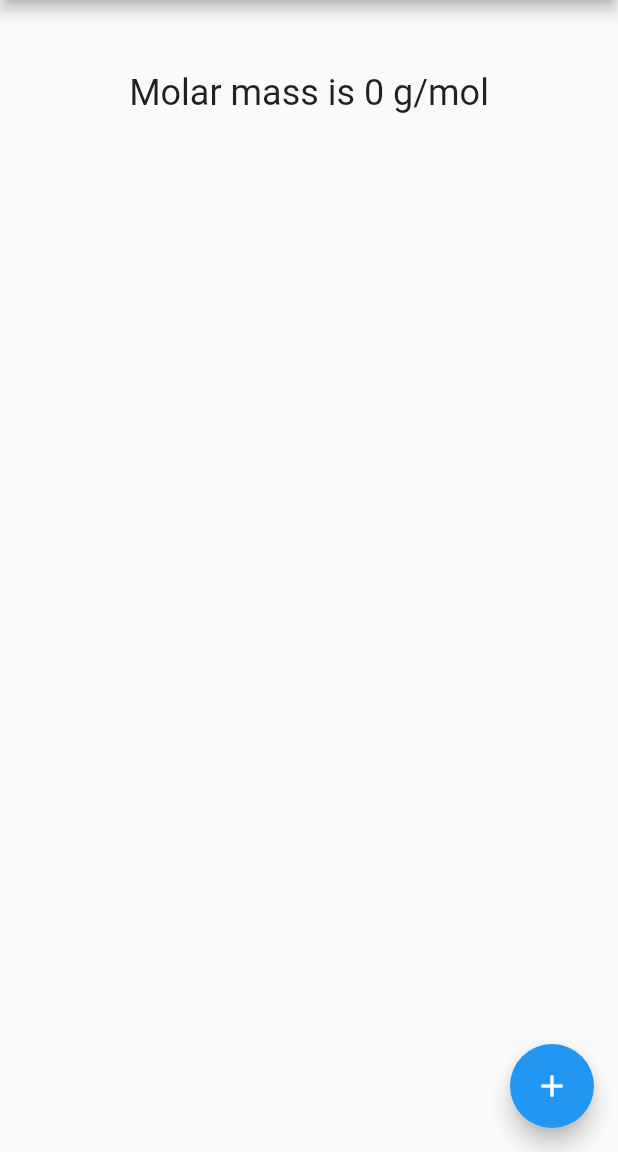
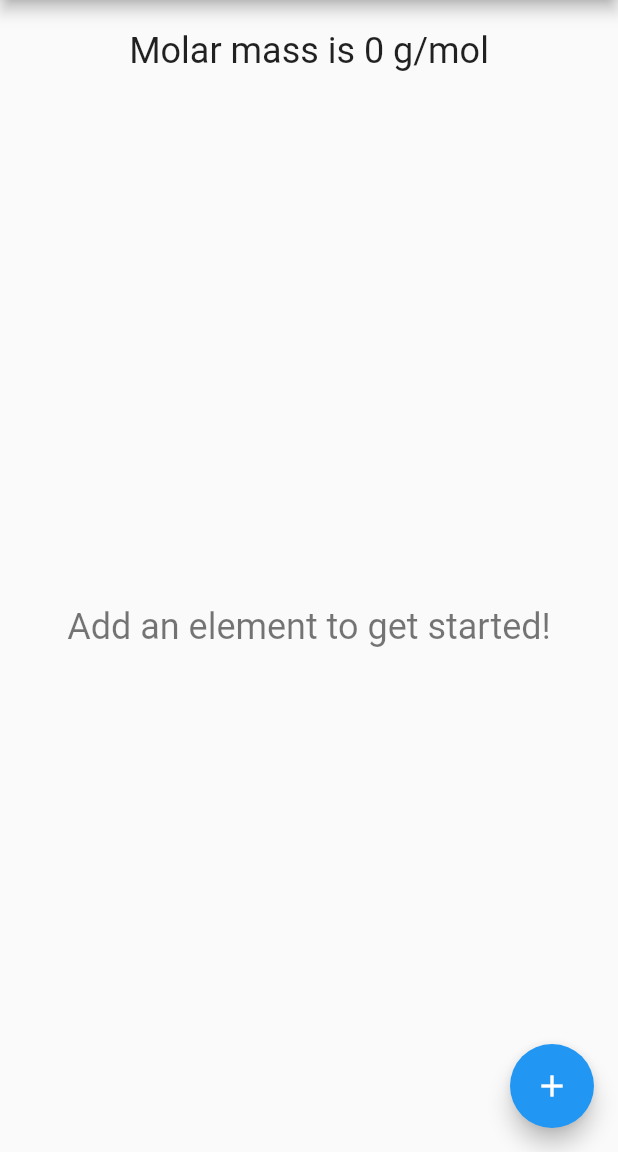
Before and after one commit to IncPlusPlus/chemistry-catalyst, a Flutter app: the MolarMass screen opened by its route, on a phone screen of 412 x 824 dp, the part 84-1236 px from its top. Run offline on Flutter 3.47's test engine with Material 2 defaults, Android fonts, the light colour scheme and no system bars; drawn by our look-alikes of auto_size_text; our stand-ins replace decimal; missing offline and left inert: autocomplete_textfield_ns, more, periodic_table.

Commit message:
Changed some text stuff
- Add encouraging text for when the list is empty
- Add some padding around the top text instead of sized boxes

```diff
--- a/lib/screens/molar_mass.dart
+++ b/lib/screens/molar_mass.dart
@@ -59,20 +59,33 @@ class _MolarMassState extends State<MolarMass> {
       drawer: AppDrawer(),
       body: Column(
         children: [
-          SizedBox(height: 48),
-          AutoSizeText(
+          Padding(
+            padding: EdgeInsets.all(20),
+            child: AutoSizeText(
               "Molar mass is ${_calculateMolarMass(elements)} g/mol",
               style: TextStyle(fontSize: 24),
               textAlign: TextAlign.center,
             ),
-          SizedBox(height: 48),
+          ),
           Flexible(
-            child: ListView.builder(
+            child: elements.isEmpty
+                ? Center(
+                    child: AutoSizeText(
+                      "Add an element to get started!",
+                      style: TextStyle(
+                        color: Theme.of(context).unselectedWidgetColor,
+                        fontSize: 24,
+                      ),
+                      textAlign: TextAlign.center,
+                    ),
+                  )
+                : ListView.builder(
                     itemCount: elements.length,
                     itemBuilder: (context, index) => Row(
                       children: [
                         Expanded(
-                      child: new ElementItem(element: elements[index].first)),
+                            child: new ElementItem(
+                                element: elements[index].first)),
                         Expanded(
                           child: new TextField(
                             decoration: InputDecoration(
```
Lines whose indentation alone changed are shown as unchanged.
